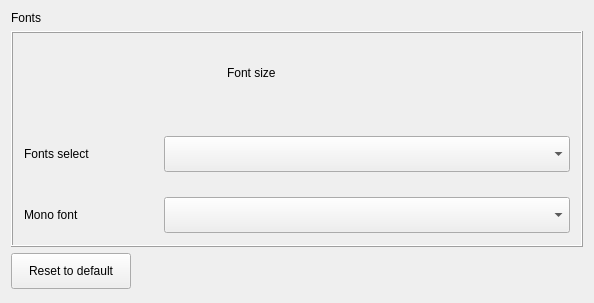
Old version of the form plugins/personalized/fonts/fonts.ui in the repository ukui/ukui-control-center.
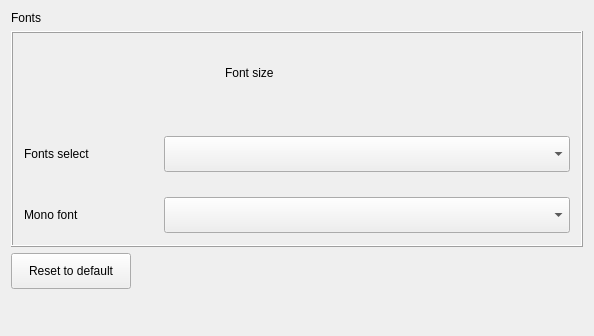
New version of the form. Custom widgets are drawn as their Qt base class.

What changed in the file:
```diff
--- a/plugins/personalized/fonts/fonts.ui
+++ b/plugins/personalized/fonts/fonts.ui
@@ -7,7 +7,7 @@
     <x>0</x>
     <y>0</y>
     <width>594</width>
-    <height>303</height>
+    <height>336</height>
    </rect>
   </property>
   <property name="minimumSize">
@@ -105,7 +105,7 @@
             <number>0</number>
            </property>
            <property name="leftMargin">
-            <number>16</number>
+            <number>12</number>
            </property>
            <property name="rightMargin">
             <number>16</number>
```
